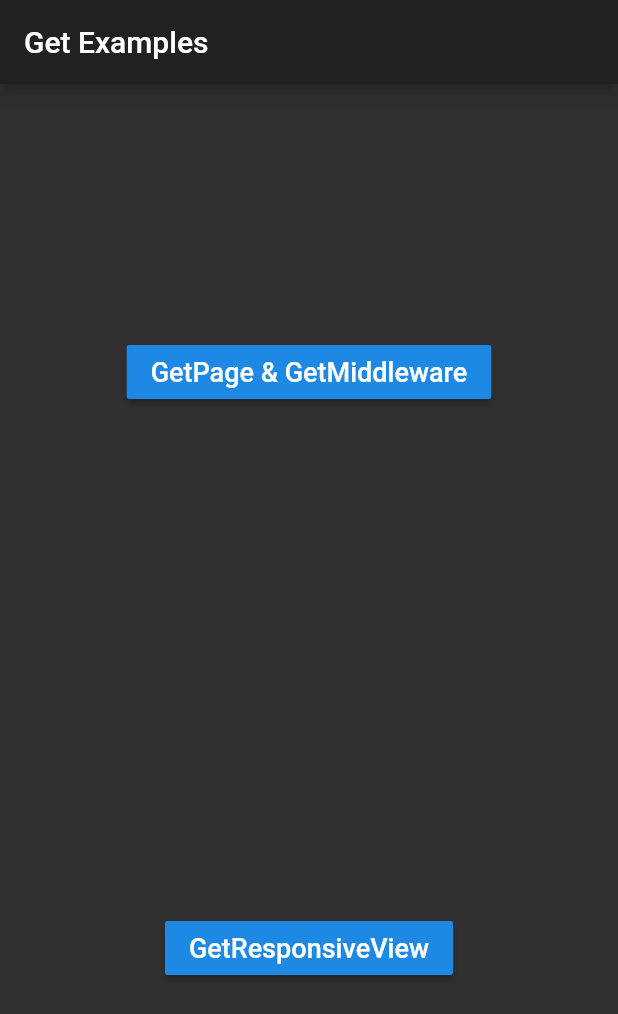
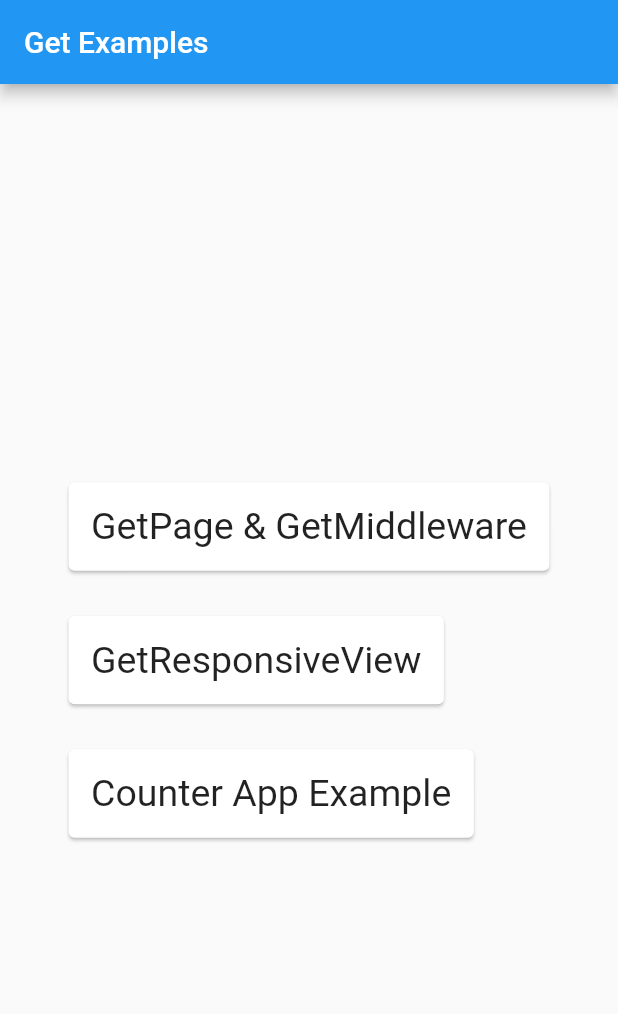
Before and after one commit to SchabanBo/get_examples, a Flutter app: the screen it shows after launch, on a phone screen of 412 x 824 dp. Shown: the top 1014 px of the screen. Run offline on Flutter 3.47's test engine with Material 2 defaults, Android fonts, the phone set to English and light mode, and no system bars; our stand-ins replace get.

Commit message:
Adjust Home Screen

```diff
--- a/lib/main.dart
+++ b/lib/main.dart
@@ -23,7 +23,6 @@ class MyApp extends StatelessWidget {
       logWriterCallback: Logger.write,
       initialRoute: AppPages.init,
       getPages: AppPages.routes,
-      theme: ThemeData.dark(),
     );
   }
 }
--- a/lib/pages/home/views/home_view.dart
+++ b/lib/pages/home/views/home_view.dart
@@ -8,21 +8,25 @@ class HomeView extends GetView<HomeController> {
     return Scaffold(
       appBar: AppBar(title: Text('Get Examples')),
       body: Center(
-        child: Column(
-          mainAxisAlignment: MainAxisAlignment.spaceAround,
+        child: Wrap(
           children: [
-            RaisedButton(
-              child: Text('GetPage & GetMiddleware',
-                  style: TextStyle(fontSize: 18)),
-              onPressed: () => Get.toNamed('/greens'),
-            ),
-            RaisedButton(
-              child: Text('GetResponsiveView', style: TextStyle(fontSize: 18)),
-              onPressed: () => Get.toNamed('/responsive'),
-            ),
+            _getCard('GetPage & GetMiddleware', '/greens'),
+            _getCard('GetResponsiveView', '/responsive'),
+            _getCard('Counter App Example', '/counter'),
           ],
         ),
       ),
     );
   }
+
+  Widget _getCard(String name, String route) => Card(
+    margin: EdgeInsets.all(15),
+    child: InkWell(
+      onTap: () => Get.toNamed(route),
+      child: Padding(
+            padding: const EdgeInsets.all(15),
+            child: Text(name, style: TextStyle(fontSize: 25)),
+          ),
+    ),
+  );
 }
--- a/lib/pages/responsive_example/controllers/responsive_controller.dart
+++ /dev/null
@@ -1,3 +0,0 @@
-import 'package:get/get.dart';
-
-class ResponsiveController extends GetxController {}
--- a/lib/pages/responsive_example/views/responsive_view.dart
+++ b/lib/pages/responsive_example/responsive_view.dart
@@ -1,7 +1,8 @@
 import 'package:flutter/material.dart';
 import 'package:get/get.dart';
 import 'package:get/get_state_manager/src/simple/get_responsive.dart';
-import 'package:get_page_example/pages/responsive_example/controllers/responsive_controller.dart';
+
+class ResponsiveController extends GetxController {}
 
 class ResponsiveView extends GetResponsiveView<ResponsiveController> {
   @override
--- a/lib/routes/app_pages.dart
+++ b/lib/routes/app_pages.dart
@@ -1,10 +1,11 @@
 import 'package:get/get.dart';
+import 'package:get_page_example/pages/counter_example/counter_example.dart';
 import 'package:get_page_example/pages/get_page_example/routes.dart';
 
 import 'package:get_page_example/pages/home/bindings/home_binding.dart';
 import 'package:get_page_example/pages/home/views/home_view.dart';
 import 'package:get_page_example/pages/login/login_view.dart';
-import 'package:get_page_example/pages/responsive_example/views/responsive_view.dart';
+import 'package:get_page_example/pages/responsive_example/responsive_view.dart';
 part 'app_routes.dart';
 
 // ignore: avoid_classes_with_only_static_members
@@ -19,6 +20,8 @@ class AppPages {
     GetPageExample.theGreens,
     GetPageExample.theGellers,
     GetPage(name: '/login', page: () => LoginView()),
-    GetPage(name: '/responsive', page: () => ResponsiveView())
+    GetPage(name: '/responsive', page: () => ResponsiveView()),
+    GetPage(
+        name: '/counter', page: () => CounterView(), binding: CounterBinding()),
   ];
 }
```
Also changed, not shown: lib/pages/counter_example/counter_example.dart (added, +27 -0 lines).
